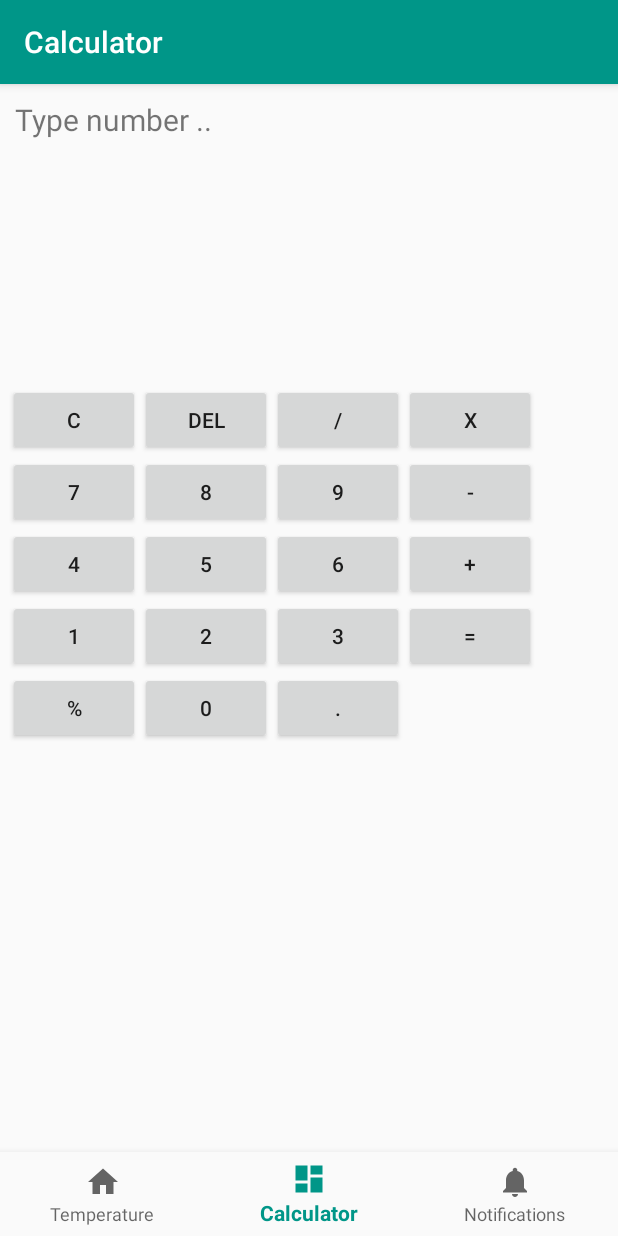
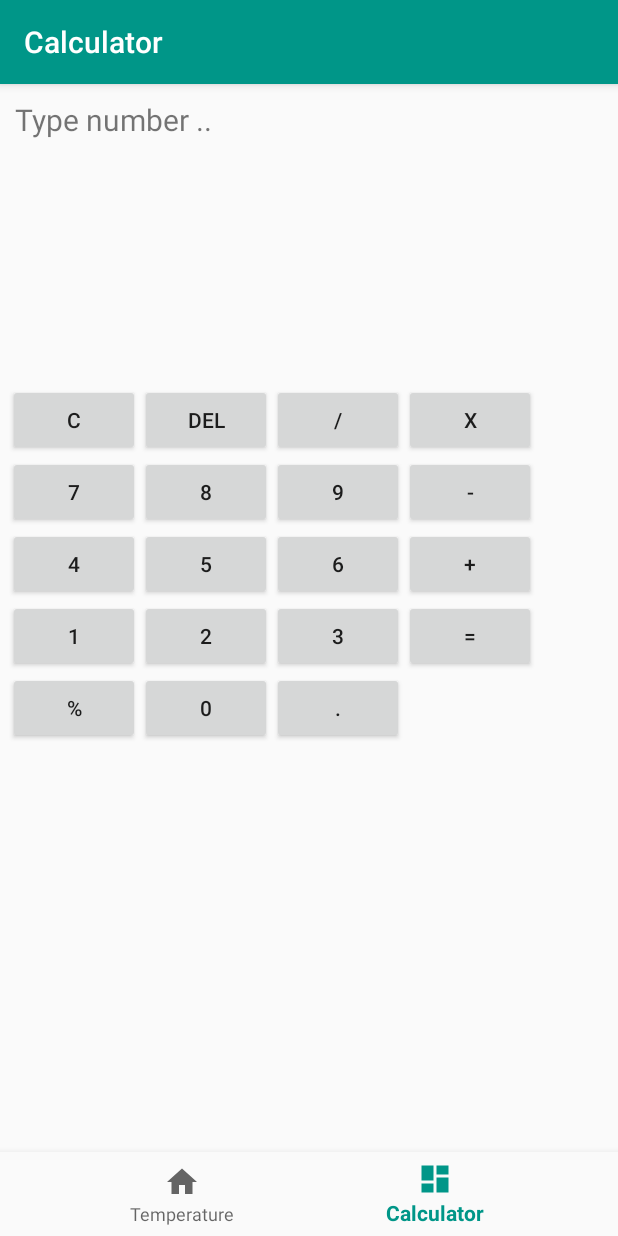
Before and after one commit to pringgojs/temperature-converter, an Android app: the screen it shows after launch (MainActivity), item 2 of the bottom bar chosen, on a phone screen of 412 x 824 dp. Run offline under Robolectric (Android 15) with nearby library versions, the phone set to English and light mode, and no system bars; Roboto replaces fonts that are not available here.

Commit message:
clean code

```diff
--- a/app/src/main/java/com/example/sangpemikir/firstapp/Fragment/TemperatureFragment.java
+++ b/app/src/main/java/com/example/sangpemikir/firstapp/Fragment/TemperatureFragment.java
@@ -23,34 +23,23 @@ public class TemperatureFragment extends android.support.v4.app.Fragment impleme
     EditText txtValue;
     TextView lbResult;
     Button btnConvert;
+    List<String> categories;
+    Spinner spConvertTo, spConvertFrom;
+    View viewFragment;
     @Override
     public View onCreateView(LayoutInflater inflater, ViewGroup container, Bundle savedInstanceState) {
         super.onCreate(savedInstanceState);
-        View viewFragment = inflater.inflate(R.layout.activity_temperature, container,false);
+        viewFragment = inflater.inflate(R.layout.activity_temperature, container,false);
         ((MainActivity) getActivity()).setActionBarTitle("Temperature");
-        txtValue = (EditText) viewFragment.findViewById(R.id.txtValue);
-        btnConvert = (Button) viewFragment.findViewById(R.id.btnConvert);
+        initialVariable();
+        dropDownSpinner();
+        createAdapterSpiner();
+        btnConvertClick();
 
-        // Spinner element
-        final Spinner spConvertFrom = (Spinner) viewFragment.findViewById(R.id.spConvertFrom);
-        final Spinner spConvertTo = (Spinner) viewFragment.findViewById(R.id.spConvertTo);
+        return viewFragment;
+    }
 
-        // Spinner Drop down elements
-        List<String> categories = new ArrayList<String>();
-        categories.add("Celcius (\u2103)");
-        categories.add("Fahrenheit (\u2109)");
-        categories.add("Kelvin (\u212A)");
-        categories.add("Réaumur (\u00B0R)");
-
-        // Creating adapter for spinner
-        ArrayAdapter<String> dataAdapter = new ArrayAdapter<String>(getActivity().getApplicationContext(), R.layout.spinner_item, categories);
-        // Drop down layout style - list view with radio button
-        dataAdapter.setDropDownViewResource(android.R.layout.simple_spinner_dropdown_item);
-        // attaching data adapter to spinner
-        spConvertFrom.setAdapter(dataAdapter);
-        spConvertTo.setAdapter(dataAdapter);
-
-        // button process
+    private void btnConvertClick() {
         btnConvert.setOnClickListener(new View.OnClickListener() {
             public void onClick(View v) {
                 if (txtValue.getText().toString().equals("")) {
@@ -184,8 +173,28 @@ public class TemperatureFragment extends android.support.v4.app.Fragment impleme
                 return res;
             }
         });
+    }
 
-        return viewFragment;
+    private void createAdapterSpiner() {
+        ArrayAdapter<String> dataAdapter = new ArrayAdapter<String>(getActivity().getApplicationContext(), R.layout.spinner_item, categories);
+        dataAdapter.setDropDownViewResource(android.R.layout.simple_spinner_dropdown_item);
+        spConvertFrom.setAdapter(dataAdapter);
+        spConvertTo.setAdapter(dataAdapter);
+    }
+
+    private void dropDownSpinner() {
+        categories = new ArrayList<String>();
+        categories.add("Celcius (\u2103)");
+        categories.add("Fahrenheit (\u2109)");
+        categories.add("Kelvin (\u212A)");
+        categories.add("Réaumur (\u00B0R)");
+    }
+
+    private void initialVariable() {
+        txtValue = (EditText) viewFragment.findViewById(R.id.txtValue);
+        btnConvert = (Button) viewFragment.findViewById(R.id.btnConvert);
+        spConvertFrom = (Spinner) viewFragment.findViewById(R.id.spConvertFrom);
+        spConvertTo = (Spinner) viewFragment.findViewById(R.id.spConvertTo);
     }
 
     private String simbolTemp(String txtConvertTo) {
--- a/app/src/main/java/com/example/sangpemikir/firstapp/MainActivity.java
+++ b/app/src/main/java/com/example/sangpemikir/firstapp/MainActivity.java
@@ -7,6 +7,7 @@ import android.support.v4.app.FragmentTransaction;
 import android.support.v7.app.AppCompatActivity;
 import android.view.MenuItem;
 import android.widget.TextView;
+import android.widget.Toast;
 
 import com.example.sangpemikir.firstapp.Fragment.CalculatorFragment;
 import com.example.sangpemikir.firstapp.Fragment.TemperatureFragment;
@@ -26,9 +27,6 @@ public class MainActivity extends AppCompatActivity {
                     return true;
                 case R.id.navigation_dashboard:
                     fragmentCalculator();
-                    return true;
-                case R.id.navigation_notifications:
-                    mTextMessage.setText(R.string.title_notifications);
                     return true;
             }
             return false;
--- a/app/src/main/res/menu/navigation.xml
+++ b/app/src/main/res/menu/navigation.xml
@@ -11,9 +11,4 @@
         android:icon="@drawable/ic_dashboard_black_24dp"
         android:title="@string/title_calculator" />
 
-    <item
-        android:id="@+id/navigation_notifications"
-        android:icon="@drawable/ic_notifications_black_24dp"
-        android:title="@string/title_notifications" />
-
 </menu>
```
Also changed, not shown: app/src/main/java/com/example/sangpemikir/firstapp/Fragment/ShowResultFragment.java (+0 -8 lines).
